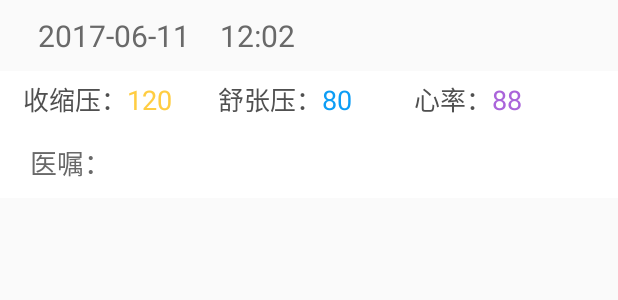
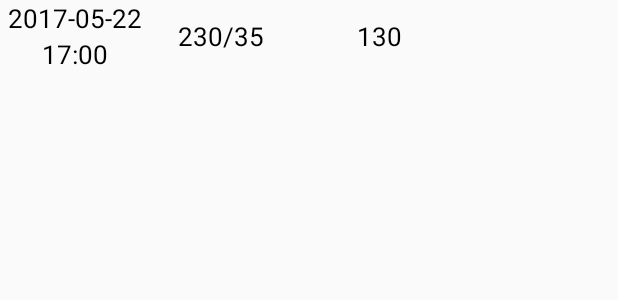
Before and after one commit to tankangbing/MyApplication2, an Android app: the layout view_lv_measure.xml on its own in the app's theme, with its tools: preview values and no code run, on a phone screen of 412 x 824 dp. Shown: the top 300 px of the screen. Run offline under Robolectric (Android 15) with nearby library versions, the phone set to English and light mode, and no system bars.

Commit message:
展示页面的修改

```diff
--- a/app/src/main/java/com/example/administrator/myapplication/Activity/ui/SetActivity.java
+++ b/app/src/main/java/com/example/administrator/myapplication/Activity/ui/SetActivity.java
@@ -122,7 +122,6 @@ public class SetActivity extends Activity implements View.OnClickListener {
                         // TODO Auto-generated method stub
                     }
                 }).show();//在按键响应事件中显示此对话框
-
     }
 
     //清除所有数据
--- a/app/src/main/java/com/example/administrator/myapplication/Activity/ui/ShowActivity.java
+++ b/app/src/main/java/com/example/administrator/myapplication/Activity/ui/ShowActivity.java
@@ -171,10 +171,10 @@ public class ShowActivity extends Activity{
             measureInfo = infos.get(position);
             holder.tvIiDay.setText(measureInfo.day+" ");
             holder.tvIiTime.setText(measureInfo.time);
-            holder.tvIiHight.setText(measureInfo.high_handed+"");
+            holder.tvIiHight.setText(measureInfo.high_handed+"/");
             holder.tvIiLow.setText(measureInfo.low_handed+"");
             holder.tvIiPules.setText(measureInfo.pules+"");
-            holder.tvIiRemark.setText("医嘱："+measureInfo.remark);
+//            holder.tvIiRemark.setText("医嘱："+measureInfo.remark);
 
             return convertView;
         }
--- a/app/src/main/res/layout/view_lv_measure.xml
+++ b/app/src/main/res/layout/view_lv_measure.xml
@@ -4,198 +4,200 @@
     android:layout_width="match_parent"
     android:layout_height="match_parent">
 
+    <LinearLayout
+        android:layout_width="match_parent"
+        android:layout_height="wrap_content"
+        android:layout_marginLeft="5dp"
+        android:orientation="horizontal"
+        >
+
+        <RelativeLayout
+            android:layout_width="wrap_content"
+            android:layout_height="wrap_content"
+            android:layout_gravity="center"
+            android:gravity="center"
+            >
+
+            <TextView
+                android:id="@+id/tv_view_day"
+                android:layout_width="wrap_content"
+                android:layout_height="wrap_content"
+                android:text="2017-05-22"
+                android:textColor="#000"
+                android:textSize="17dp"/>
+
+            <TextView
+                android:id="@+id/tv_view_time"
+                android:layout_width="wrap_content"
+                android:layout_height="wrap_content"
+                android:layout_below="@id/tv_view_day"
+                android:layout_centerHorizontal="true"
+                android:text="17:00"
+                android:textColor="#000"
+                android:textSize="17dp"/>
+
+        </RelativeLayout>
+
+        <RelativeLayout
+            android:layout_width="0dp"
+            android:layout_height="wrap_content"
+            android:layout_gravity="center"
+            android:layout_weight="1"
+            android:gravity="center"
+            >
+
+            <TextView
+                android:id="@+id/tv_view_hight"
+                android:layout_width="wrap_content"
+                android:layout_height="wrap_content"
+                android:text="230/"
+                android:textColor="#000"
+                android:textSize="17dp"/>
+
+            <TextView
+                android:id="@+id/tv_view_low"
+                android:layout_width="wrap_content"
+                android:layout_height="wrap_content"
+                android:layout_toRightOf="@+id/tv_view_hight"
+                android:text="35"
+                android:textColor="#000"
+                android:textSize="17dp"/>
+
+        </RelativeLayout>
+
+        <TextView
+            android:id="@+id/tv_view_pules"
+            android:layout_width="0dp"
+            android:layout_height="match_parent"
+            android:layout_weight="1"
+            android:gravity="center"
+            android:text="130"
+            android:textColor="#000"
+            android:textSize="17dp"/>
+
+        <TextView
+            android:id="@+id/tv_view_remark"
+            android:layout_width="0dp"
+            android:layout_height="match_parent"
+            android:layout_weight="1"
+            android:gravity="center"
+            android:singleLine="true"
+            android:textColor="#000"
+            android:textSize="17dp"/>
+    </LinearLayout>
+
+
+
+
+
+
     <!--<LinearLayout-->
         <!--android:layout_width="match_parent"-->
         <!--android:layout_height="wrap_content"-->
-        <!--android:layout_marginLeft="5dp"-->
         <!--android:orientation="horizontal"-->
-        <!--&gt;-->
-
-        <!--<RelativeLayout-->
-            <!--android:layout_width="wrap_content"-->
-            <!--android:layout_height="wrap_content"-->
-            <!--android:layout_gravity="center"-->
-            <!--android:gravity="center"-->
+        <!--android:padding="10dp"-->
         <!--&gt;-->
 
         <!--<TextView-->
             <!--android:id="@+id/tv_view_day"-->
             <!--android:layout_width="wrap_content"-->
             <!--android:layout_height="wrap_content"-->
-                <!--android:text="2017-05-22"-->
-                <!--android:textColor="#000"-->
-                <!--android:textSize="17dp"/>-->
+            <!--android:layout_marginLeft="15dp"-->
+            <!--android:textSize="20dp"-->
+            <!--android:text="2017-06-11"-->
+            <!--android:textColor="#696969"/>-->
 
         <!--<TextView-->
             <!--android:id="@+id/tv_view_time"-->
             <!--android:layout_width="wrap_content"-->
             <!--android:layout_height="wrap_content"-->
-                <!--android:layout_below="@id/tv_view_day"-->
-                <!--android:layout_centerHorizontal="true"-->
-                <!--android:text="17:00"-->
-                <!--android:textColor="#000"-->
-                <!--android:textSize="17dp"/>-->
+            <!--android:layout_marginLeft="20dp"-->
+            <!--android:textSize="20dp"-->
+            <!--android:text="12:02"-->
+            <!--android:textColor="#696969"/>-->
+    <!--</LinearLayout>-->
+    <!--<LinearLayout-->
+        <!--android:layout_width="match_parent"-->
+        <!--android:layout_height="wrap_content"-->
+        <!--android:orientation="vertical"-->
+        <!--android:background="#fff">-->
+        <!--<LinearLayout-->
+            <!--android:layout_width="match_parent"-->
+            <!--android:layout_height="wrap_content"-->
+            <!--android:layout_marginLeft="10dp"-->
+            <!--android:padding="5dp"-->
+            <!--android:orientation="horizontal">-->
 
-        <!--</RelativeLayout>-->
+            <!--<LinearLayout-->
+                <!--android:layout_width="0dp"-->
+                <!--android:layout_weight="1"-->
+                <!--android:layout_height="wrap_content"-->
 
-        <!--<RelativeLayout-->
-            <!--android:layout_width="0dp"-->
+                <!--android:orientation="horizontal">-->
+                <!--<TextView-->
+                    <!--android:layout_width="wrap_content"-->
                     <!--android:layout_height="wrap_content"-->
-            <!--android:layout_gravity="center"-->
-            <!--android:layout_weight="1"-->
-            <!--android:gravity="center"-->
-            <!--&gt;-->
-
+                    <!--android:textSize="17dp"-->
+                    <!--android:text="收缩压："-->
+                    <!--android:textColor="#505050"-->
+                    <!--/>-->
                 <!--<TextView-->
                     <!--android:id="@+id/tv_view_hight"-->
                     <!--android:layout_width="wrap_content"-->
                     <!--android:layout_height="wrap_content"-->
-                <!--android:text="230/"-->
-                <!--android:textColor="#000"-->
-                <!--android:textSize="17dp"/>-->
+                    <!--android:textSize="18dp"-->
+                    <!--android:text="120"-->
+                    <!--android:textColor="#ffcd42"/>-->
+            <!--</LinearLayout>-->
 
+            <!--<LinearLayout-->
+                <!--android:layout_width="0dp"-->
+                <!--android:layout_weight="1"-->
+                <!--android:layout_height="wrap_content"-->
+                <!--android:orientation="horizontal">-->
+                <!--<TextView-->
+                    <!--android:layout_width="wrap_content"-->
+                    <!--android:layout_height="wrap_content"-->
+                    <!--android:textSize="17dp"-->
+                    <!--android:textColor="#505050"-->
+                    <!--android:text="舒张压："/>-->
                 <!--<TextView-->
                     <!--android:id="@+id/tv_view_low"-->
                     <!--android:layout_width="wrap_content"-->
                     <!--android:layout_height="wrap_content"-->
-                <!--android:layout_toRightOf="@+id/tv_view_hight"-->
-                <!--android:text="35"-->
-                <!--android:textColor="#000"-->
-                <!--android:textSize="17dp"/>-->
-
-        <!--</RelativeLayout>-->
-
+                    <!--android:textSize="18dp"-->
+                    <!--android:textColor="#0c9df5"-->
+                    <!--android:text="80"/>-->
+            <!--</LinearLayout>-->
+            <!--<LinearLayout-->
+                <!--android:layout_width="0dp"-->
+                <!--android:layout_weight="1"-->
+                <!--android:layout_height="wrap_content"-->
+                <!--android:orientation="horizontal">-->
+                <!--<TextView-->
+                    <!--android:layout_width="wrap_content"-->
+                    <!--android:layout_height="wrap_content"-->
+                    <!--android:textColor="#505050"-->
+                    <!--android:textSize="17dp"-->
+                    <!--android:text="心率："/>-->
                 <!--<TextView-->
                     <!--android:id="@+id/tv_view_pules"-->
-            <!--android:layout_width="0dp"-->
-            <!--android:layout_height="match_parent"-->
-            <!--android:layout_weight="1"-->
-            <!--android:gravity="center"-->
-            <!--android:text="130"-->
-            <!--android:textColor="#000"-->
-            <!--android:textSize="17dp"/>-->
+                    <!--android:layout_width="wrap_content"-->
+                    <!--android:layout_height="wrap_content"-->
+                    <!--android:textColor="#aa64da"-->
+                    <!--android:textSize="18dp"-->
+                    <!--android:text="88"/>-->
+            <!--</LinearLayout>-->
 
+        <!--</LinearLayout>-->
         <!--<TextView-->
             <!--android:id="@+id/tv_view_remark"-->
-            <!--android:layout_width="0dp"-->
-            <!--android:layout_height="match_parent"-->
-            <!--android:layout_weight="1"-->
-            <!--android:gravity="center"-->
-            <!--android:singleLine="true"-->
-            <!--android:text="备注"-->
-            <!--android:textColor="#000"-->
-            <!--android:textSize="17dp"/>-->
+            <!--android:layout_width="match_parent"-->
+            <!--android:layout_height="wrap_content"-->
+            <!--android:layout_marginLeft="10dp"-->
+            <!--android:padding="10dp"-->
+            <!--android:textColor="#696969"-->
+            <!--android:textSize="18dp"-->
+            <!--android:text="医嘱："/>-->
     <!--</LinearLayout>-->
-
-
-    <LinearLayout
-        android:layout_width="match_parent"
-        android:layout_height="wrap_content"
-        android:orientation="horizontal"
-        android:padding="10dp"
-        >
-
-        <TextView
-            android:id="@+id/tv_view_day"
-            android:layout_width="wrap_content"
-            android:layout_height="wrap_content"
-            android:layout_marginLeft="15dp"
-            android:textSize="20dp"
-            android:text="2017-06-11"
-            android:textColor="#696969"/>
-
-        <TextView
-            android:id="@+id/tv_view_time"
-            android:layout_width="wrap_content"
-            android:layout_height="wrap_content"
-            android:layout_marginLeft="20dp"
-            android:textSize="20dp"
-            android:text="12:02"
-            android:textColor="#696969"/>
 </LinearLayout>
-
-    <LinearLayout
-        android:layout_width="match_parent"
-        android:layout_height="wrap_content"
-        android:orientation="vertical"
-        android:background="#fff">
-        <LinearLayout
-            android:layout_width="match_parent"
-            android:layout_height="wrap_content"
-            android:layout_marginLeft="10dp"
-            android:padding="5dp"
-            android:orientation="horizontal">
-
-            <LinearLayout
-                android:layout_width="0dp"
-                android:layout_weight="1"
-                android:layout_height="wrap_content"
-
-                android:orientation="horizontal">
-                <TextView
-                    android:layout_width="wrap_content"
-                    android:layout_height="wrap_content"
-                    android:textSize="17dp"
-                    android:text="收缩压："
-                    android:textColor="#505050"
-                    />
-                <TextView
-                    android:id="@+id/tv_view_hight"
-                    android:layout_width="wrap_content"
-                    android:layout_height="wrap_content"
-                    android:textSize="18dp"
-                    android:text="120"
-                    android:textColor="#ffcd42"/>
-            </LinearLayout>
-
-            <LinearLayout
-                android:layout_width="0dp"
-                android:layout_weight="1"
-                android:layout_height="wrap_content"
-                android:orientation="horizontal">
-                <TextView
-                    android:layout_width="wrap_content"
-                    android:layout_height="wrap_content"
-                    android:textSize="17dp"
-                    android:textColor="#505050"
-                    android:text="舒张压："/>
-                <TextView
-                    android:id="@+id/tv_view_low"
-                    android:layout_width="wrap_content"
-                    android:layout_height="wrap_content"
-                    android:textSize="18dp"
-                    android:textColor="#0c9df5"
-                    android:text="80"/>
-            </LinearLayout>
-            <LinearLayout
-                android:layout_width="0dp"
-                android:layout_weight="1"
-                android:layout_height="wrap_content"
-                android:orientation="horizontal">
-                <TextView
-                    android:layout_width="wrap_content"
-                    android:layout_height="wrap_content"
-                    android:textColor="#505050"
-                    android:textSize="17dp"
-                    android:text="心率："/>
-                <TextView
-                    android:id="@+id/tv_view_pules"
-                    android:layout_width="wrap_content"
-                    android:layout_height="wrap_content"
-                    android:textColor="#aa64da"
-                    android:textSize="18dp"
-                    android:text="88"/>
-            </LinearLayout>
-
-        </LinearLayout>
-        <TextView
-            android:id="@+id/tv_view_remark"
-            android:layout_width="match_parent"
-            android:layout_height="wrap_content"
-            android:layout_marginLeft="10dp"
-            android:padding="10dp"
-            android:textColor="#696969"
-            android:textSize="18dp"
-            android:text="医嘱："/>
-    </LinearLayout>
-</LinearLayout>
```
Also changed, not shown: app/src/main/java/com/example/administrator/myapplication/Activity/ui/PowerActivity.java (+8 -8 lines), app/src/main/res/layout/activity_show.xml (+90 -92 lines), 3 other files. Lines whose indentation alone changed are shown as unchanged.
